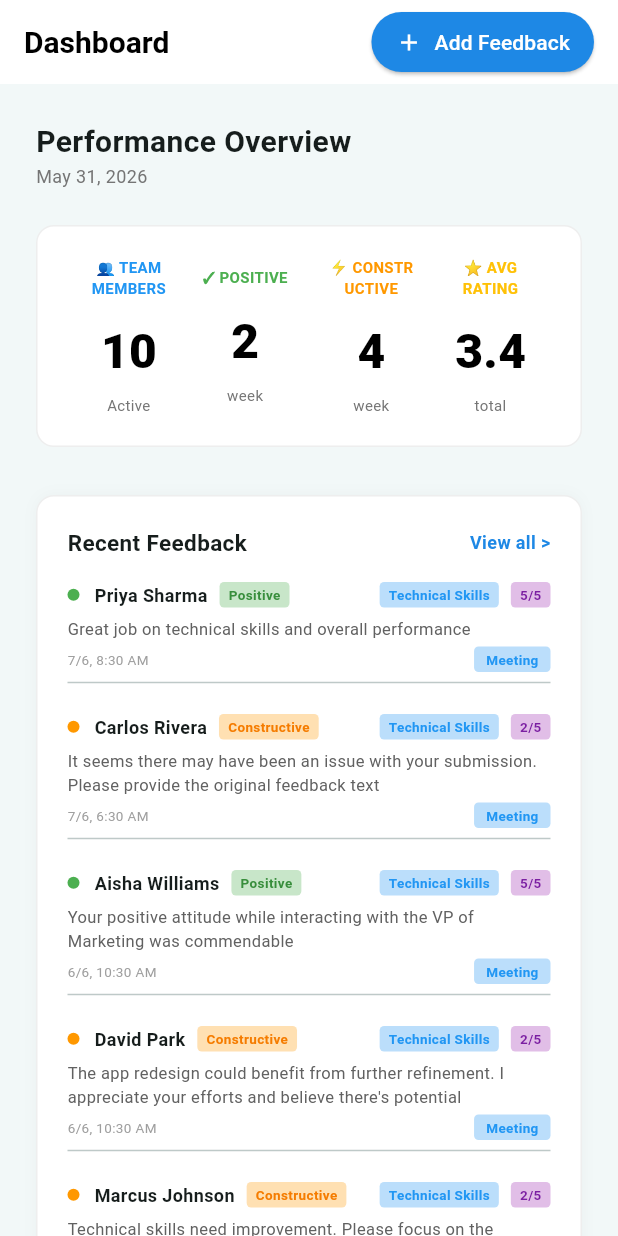
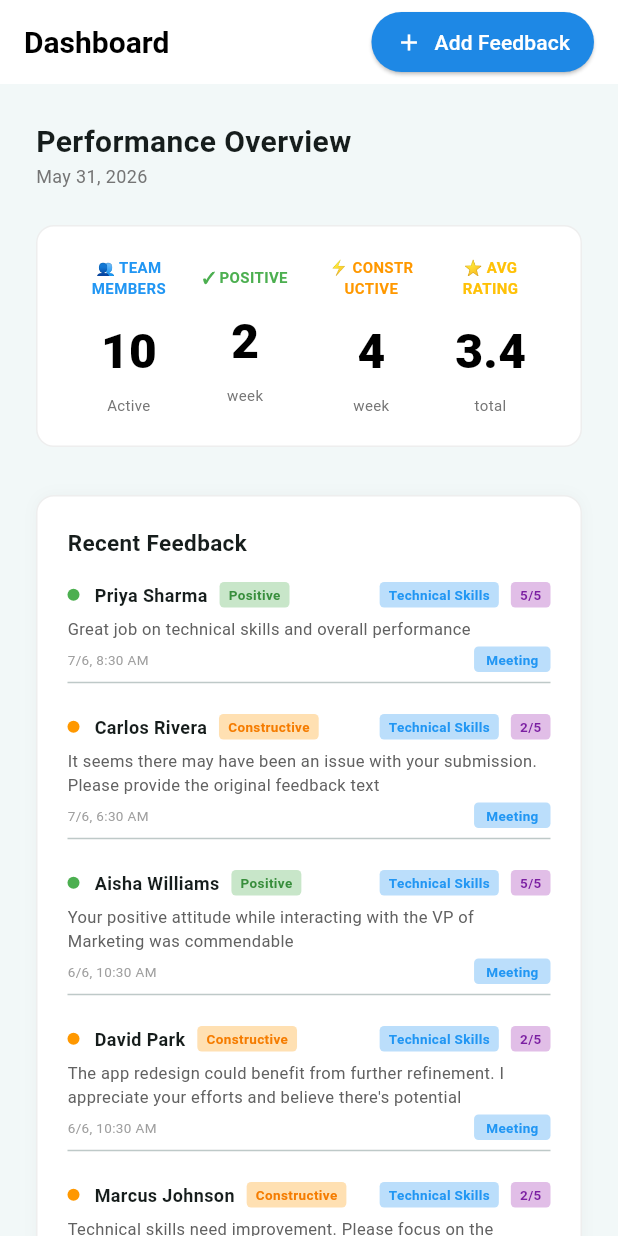
Before and after one commit to deshpandeatharv50-ai/pulse-review, a Flutter app: the DashboardEnterprise screen opened directly, on a phone screen of 412 x 824 dp. Run offline on Flutter 3.47's test engine with Material 3 defaults, Android fonts, the phone set to English and light mode, and no system bars; our stand-ins replace supabase_flutter; accounts and stored records are empty.

Commit message:
Remove View all > text from dashboard sections to fix overflow
Removed horizontal overflow-causing "View all >" links from Recent Feedback and Goals Snapshot sections. These were causing text to wrap vertically on the right screen edge.

Co-Authored-By: Claude Haiku 4.5 <noreply@anthropic.com>

```diff
--- a/lib/screens/dashboard_enterprise.dart
+++ b/lib/screens/dashboard_enterprise.dart
@@ -398,16 +398,7 @@ class _DashboardEnterpriseState extends State<DashboardEnterprise> {
                 child: Column(
                   crossAxisAlignment: CrossAxisAlignment.start,
                   children: [
-                    Row(
-                      mainAxisAlignment: MainAxisAlignment.spaceBetween,
-                      children: [
-                        const Text('Recent Feedback', style: TextStyle(fontWeight: FontWeight.w700, fontSize: 15)),
-                        GestureDetector(
-                          onTap: _showRecentFeedbackPopup,
-                          child: Text('View all >', style: TextStyle(fontSize: 12, color: Colors.blue[600], fontWeight: FontWeight.w600)),
-                        ),
-                      ],
-                    ),
+                    const Text('Recent Feedback', style: TextStyle(fontWeight: FontWeight.w700, fontSize: 15)),
                     const SizedBox(height: 16),
                     ..._localFeedbacks.take(5).map((fb) {
                       final isPositive = fb.feedbackType == 'Positive';
@@ -550,16 +541,7 @@ class _DashboardEnterpriseState extends State<DashboardEnterprise> {
                       child: Column(
                         crossAxisAlignment: CrossAxisAlignment.start,
                         children: [
-                          Row(
-                            mainAxisAlignment: MainAxisAlignment.spaceBetween,
-                            children: [
-                              const Text('Goals Snapshot', style: TextStyle(fontWeight: FontWeight.w700, fontSize: 13)),
-                              GestureDetector(
-                                onTap: _showGoalsSnapshotPopup,
-                                child: Text('View all >', style: TextStyle(fontSize: 10, color: Colors.blue[600], fontWeight: FontWeight.w600)),
-                              ),
-                            ],
-                          ),
+                          const Text('Goals Snapshot', style: TextStyle(fontWeight: FontWeight.w700, fontSize: 13)),
                           const SizedBox(height: 16),
                           Row(
                             mainAxisAlignment: MainAxisAlignment.spaceEvenly,
```
